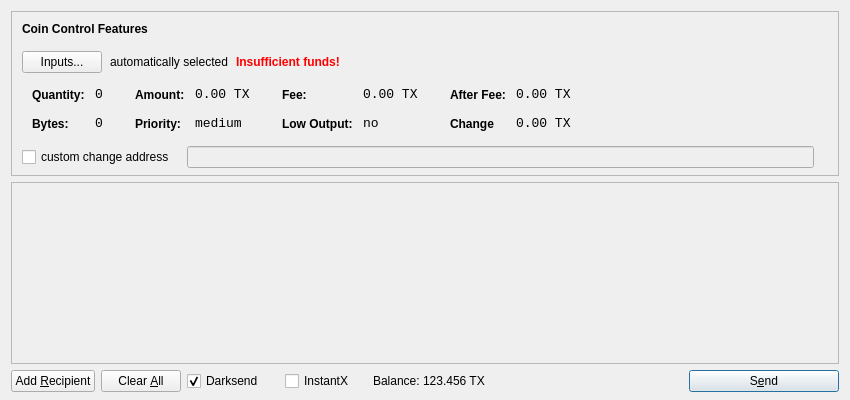
Above: src/qt/forms/sendcoinsdialog.ui from arioncoin/arioncoin-archived-do-not-use before the change. Below: the same form after it.
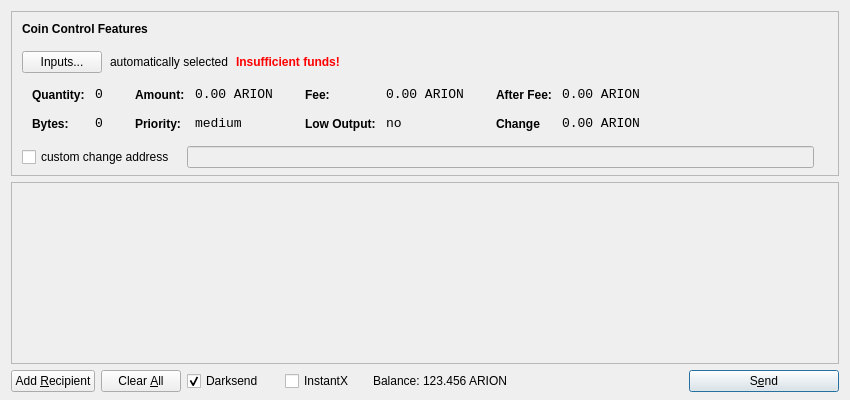
That is the form after the change. Icons and pictures are not drawn.

Diff of the .ui file:
```diff
--- a/src/qt/forms/sendcoinsdialog.ui
+++ b/src/qt/forms/sendcoinsdialog.ui
@@ -321,7 +321,7 @@
                   <enum>Qt::ActionsContextMenu</enum>
                  </property>
                  <property name="text">
-                  <string>0.00 TX</string>
+                  <string>0.00 ARION</string>
                  </property>
                  <property name="textInteractionFlags">
                   <set>Qt::LinksAccessibleByMouse|Qt::TextSelectableByKeyboard|Qt::TextSelectableByMouse</set>
@@ -407,7 +407,7 @@
                   <enum>Qt::ActionsContextMenu</enum>
                  </property>
                  <property name="text">
-                  <string>0.00 TX</string>
+                  <string>0.00 ARION</string>
                  </property>
                  <property name="textInteractionFlags">
                   <set>Qt::LinksAccessibleByMouse|Qt::TextSelectableByKeyboard|Qt::TextSelectableByMouse</set>
@@ -493,7 +493,7 @@
                   <enum>Qt::ActionsContextMenu</enum>
                  </property>
                  <property name="text">
-                  <string>0.00 TX</string>
+                  <string>0.00 ARION</string>
                  </property>
                  <property name="textInteractionFlags">
                   <set>Qt::LinksAccessibleByMouse|Qt::TextSelectableByKeyboard|Qt::TextSelectableByMouse</set>
@@ -525,7 +525,7 @@
                   <enum>Qt::ActionsContextMenu</enum>
                  </property>
                  <property name="text">
-                  <string>0.00 TX</string>
+                  <string>0.00 ARION</string>
                  </property>
                  <property name="textInteractionFlags">
                   <set>Qt::LinksAccessibleByMouse|Qt::TextSelectableByKeyboard|Qt::TextSelectableByMouse</set>
@@ -756,7 +756,7 @@
           <cursorShape>IBeamCursor</cursorShape>
          </property>
          <property name="text">
-          <string>123.456 TX</string>
+          <string>123.456 ARION</string>
          </property>
          <property name="textInteractionFlags">
           <set>Qt::LinksAccessibleByMouse|Qt::TextSelectableByKeyboard|Qt::TextSelectableByMouse</set>
```
